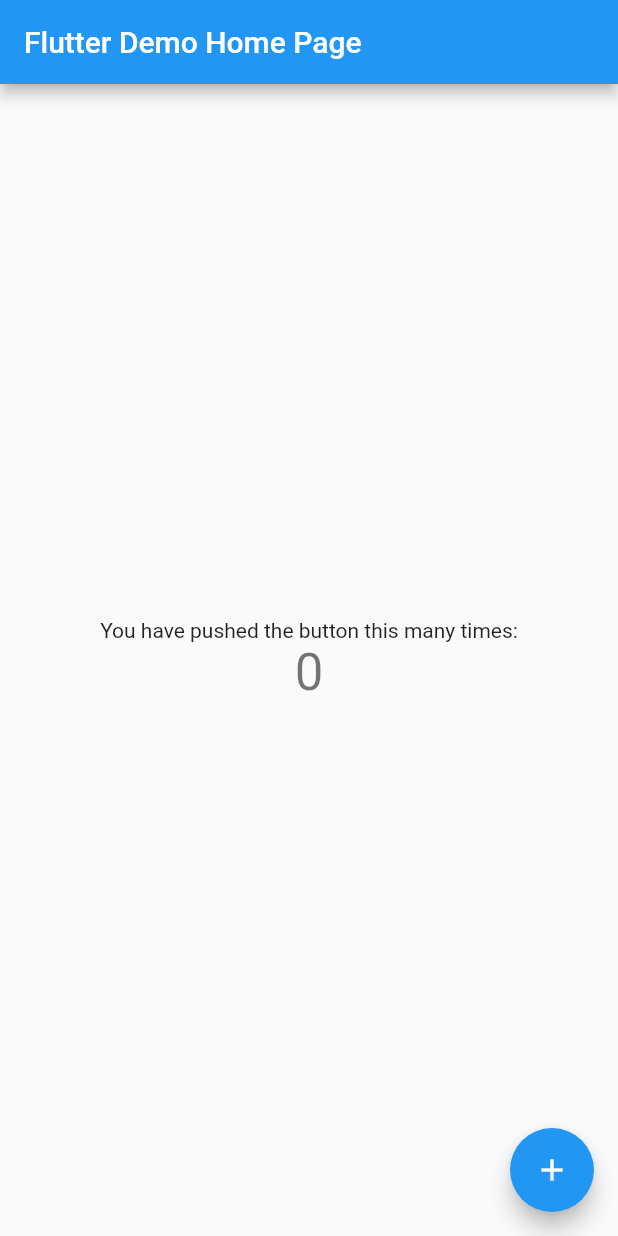
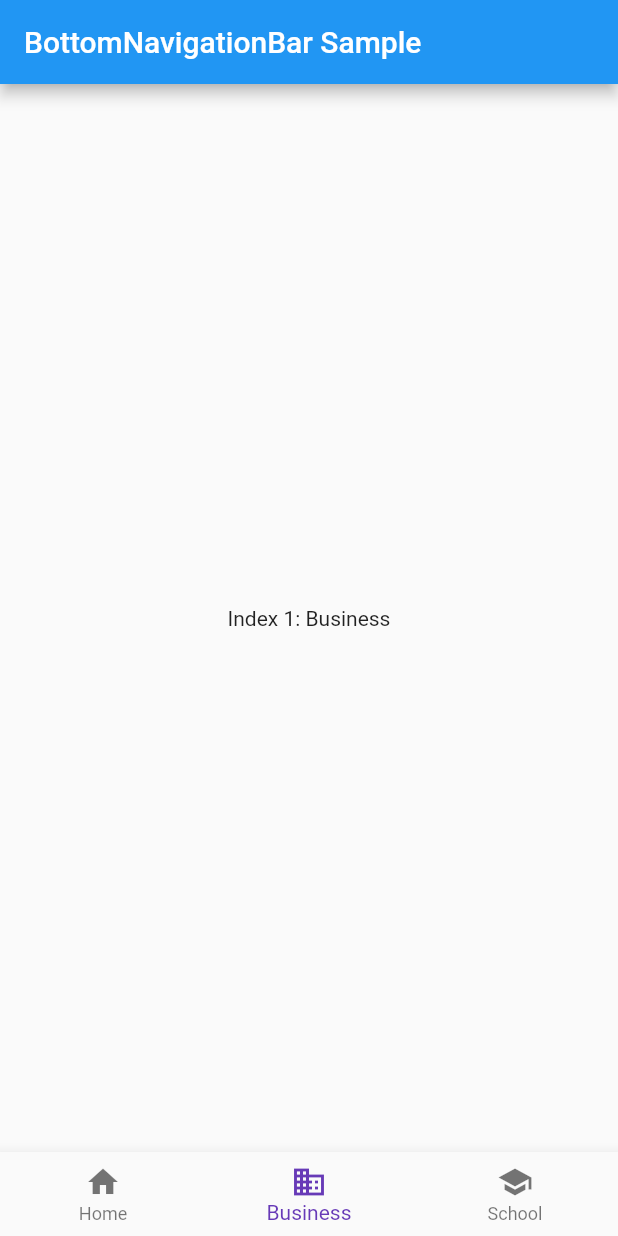
Before and after one commit to Laksara1996/SEDS, a Flutter app: the screen it shows after launch, on a phone screen of 412 x 824 dp. Run offline on Flutter 3.47's test engine with Material 2 defaults, Android fonts, the phone set to English and light mode, and no system bars.

Commit message:
navigation bad added

```diff
--- a/satappp/lib/main.dart
+++ b/satappp/lib/main.dart
@@ -45,17 +45,12 @@
 
 class _MyHomePageState extends State<MyHomePage> {
   int _counter = 0;
-
-  void _incrementCounter() {
-    setState(() {
-      // This call to setState tells the Flutter framework that something has
-      // changed in this State, which causes it to rerun the build method below
-      // so that the display can reflect the updated values. If we changed
-      // _counter without calling setState(), then the build method would not be
-      // called again, and so nothing would appear to happen.
-      _counter++;
-    });
-  }
+   int _selectedIndex = 1;
+  final _widgetOptions = [
+    Text('Index 0: Home'),
+    Text('Index 1: Business'),
+    Text('Index 2: School'),
+  ];
 
   @override
   Widget build(BuildContext context) {
@@ -67,45 +62,29 @@
     // than having to individually change instances of widgets.
     return Scaffold(
       appBar: AppBar(
-        // Here we take the value from the MyHomePage object that was created by
-        // the App.build method, and use it to set our appbar title.
-        title: Text(widget.title),
+        title: Text('BottomNavigationBar Sample'),
       ),
       body: Center(
-        // Center is a layout widget. It takes a single child and positions it
-        // in the middle of the parent.
-        child: Column(
-          // Column is also layout widget. It takes a list of children and
-          // arranges them vertically. By default, it sizes itself to fit its
-          // children horizontally, and tries to be as tall as its parent.
-          //
-          // Invoke "debug painting" (press "p" in the console, choose the
-          // "Toggle Debug Paint" action from the Flutter Inspector in Android
-          // Studio, or the "Toggle Debug Paint" command in Visual Studio Code)
-          // to see the wireframe for each widget.
-          //
-          // Column has various properties to control how it sizes itself and
-          // how it positions its children. Here we use mainAxisAlignment to
-          // center the children vertically; the main axis here is the vertical
-          // axis because Columns are vertical (the cross axis would be
-          // horizontal).
-          mainAxisAlignment: MainAxisAlignment.center,
-          children: <Widget>[
-            Text(
-              'You have pushed the button this many times:',
-            ),
-            Text(
-              '$_counter',
-              style: Theme.of(context).textTheme.display1,
-            ),
-          ],
-        ),
+        child: _widgetOptions.elementAt(_selectedIndex),
       ),
-      floatingActionButton: FloatingActionButton(
-        onPressed: _incrementCounter,
-        tooltip: 'Increment',
-        child: Icon(Icons.add),
-      ), // This trailing comma makes auto-formatting nicer for build methods.
+      bottomNavigationBar: BottomNavigationBar(
+        items: <BottomNavigationBarItem>[
+          BottomNavigationBarItem(icon: Icon(Icons.home), title: Text('Home')),
+          BottomNavigationBarItem(icon: Icon(Icons.business), title: Text('Business')),
+          BottomNavigationBarItem(icon: Icon(Icons.school), title: Text('School')),
+        ],
+        currentIndex: _selectedIndex,
+        fixedColor: Colors.deepPurple,
+        onTap: _onItemTapped,
+      ),
+
+      // This trailing comma makes auto-formatting nicer for build methods.
     );
   }
+
+   void _onItemTapped(int index) {
+    setState(() {
+      _selectedIndex = index;
+    });
+  }
 }
```
